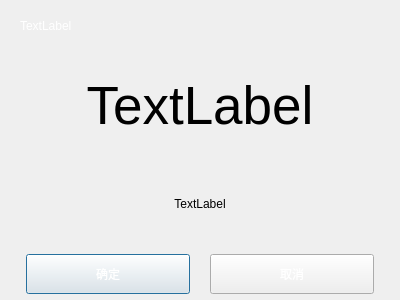
This is dialogautoclosemessagebox.ui in zhoutl1106/pjt2 as Qt 5 draws it before an edit. The edited form follows.
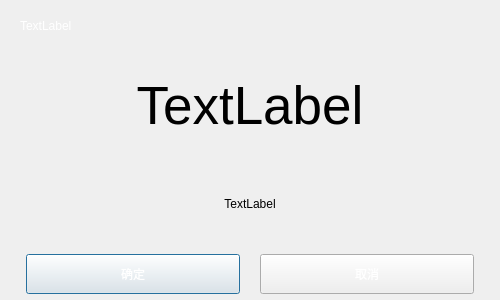
This is the edited form. Icons and pictures are not drawn.

What changed in the file:
```diff
--- a/dialogautoclosemessagebox.ui
+++ b/dialogautoclosemessagebox.ui
@@ -6,7 +6,7 @@
    <rect>
     <x>0</x>
     <y>0</y>
-    <width>400</width>
+    <width>500</width>
     <height>300</height>
    </rect>
   </property>
```
